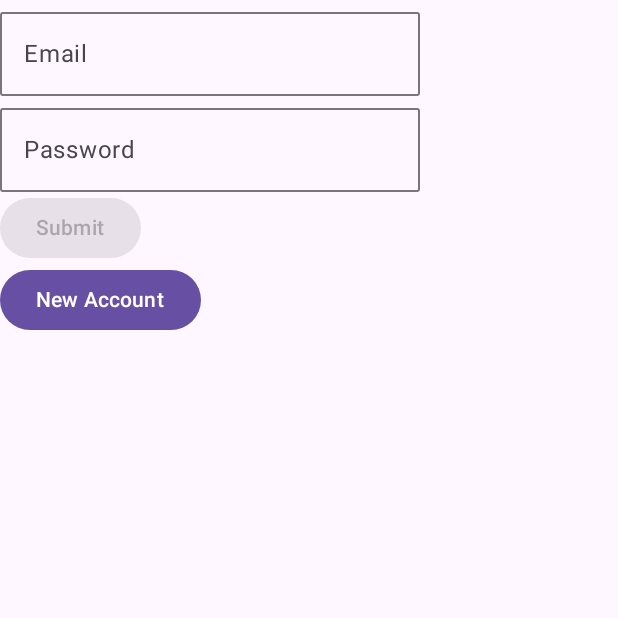
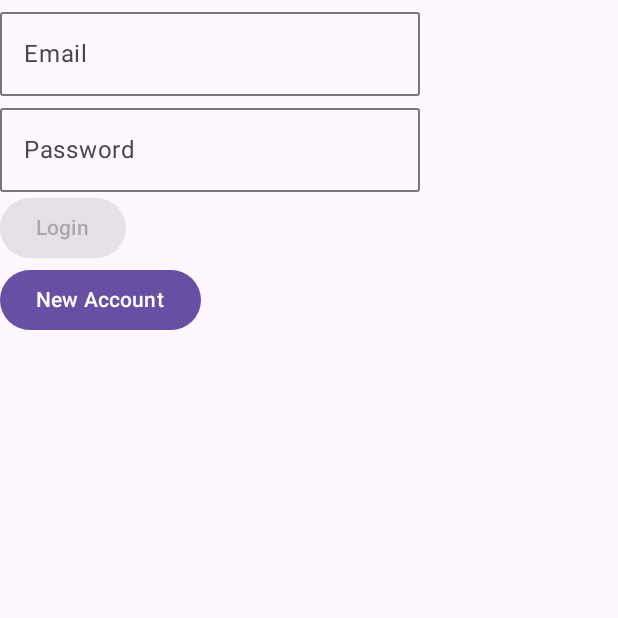
Before and after one commit to Pointyware/XYZ, an Android app built with Jetpack Compose: the composable AuthorizationView shown on its own in the app's theme, on a phone screen of 412 x 824 dp, the top half of it. Run offline under Robolectric (Android 15) with nearby library versions, the phone set to English and light mode, and no system bars.

Commit message:
Fix abnormal text for login

```diff
--- a/feature/login/src/commonMain/kotlin/ui/AuthorizationView.kt
+++ b/feature/login/src/commonMain/kotlin/ui/AuthorizationView.kt
@@ -54,7 +54,10 @@ fun AuthorizationView(
             onClick = onSubmit,
             enabled = state.isSubmitEnabled,
         ) {
-            Text("Submit")
+            when (state.isLogin) {
+                true -> Text("Login")
+                false -> Text("Submit")
+            }
         }
         Button(onClick = onSwitch) {
             when (state.isLogin) {
```
